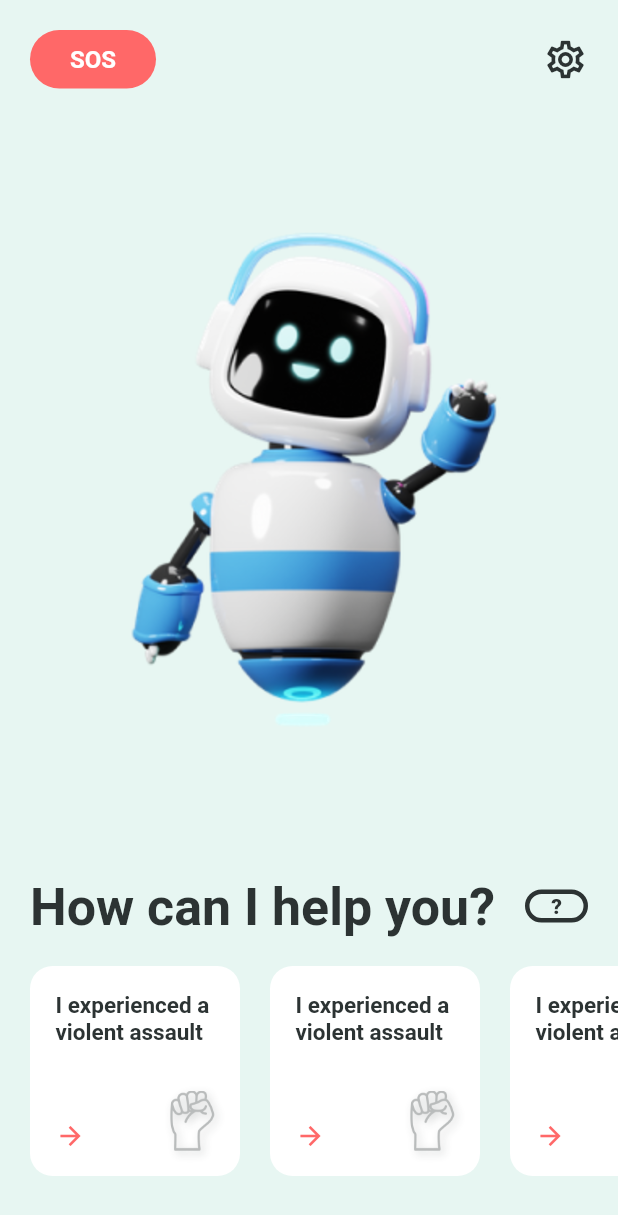
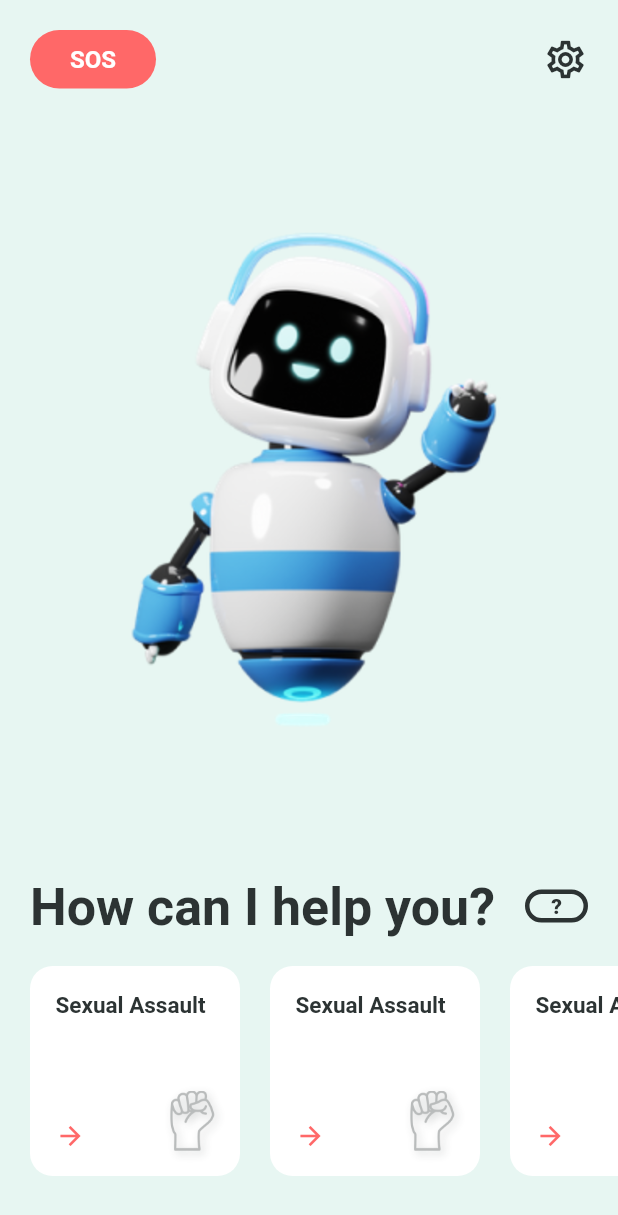
Before and after one commit to leopries/tech_challenge_app, a Flutter app: the screen it shows after launch, on a phone screen of 412 x 824 dp. Shown: the top 1215 px of the screen. Run offline on Flutter 3.47's test engine with Material 2 defaults, Android fonts, the phone set to English and light mode, and no system bars; drawn by our look-alikes of simple_shadow; our stand-ins replace equatable, flutter_bloc, flutter_spinkit, get_it.

Commit message:
update app icons & update chat ui

```diff
--- a/lib/features/chat_bot/domain/tree_data_store.dart
+++ b/lib/features/chat_bot/domain/tree_data_store.dart
@@ -13,4 +13,17 @@ class TreeDataStore {
     return await getRootTreeNode("$jsonExamplesDir/nodes.json",
         "$jsonExamplesDir/decision_options.json");
   }
+
+  static Future<List<TreeNode>> createTreeList() async {
+    String jsonExamplesDir = "../data/tree_data";
+    if (!Directory.current.path.endsWith("/domain")) {
+      jsonExamplesDir = "assets/tree_data";
+    }
+    List<TreeNode> list = await Future.wait([
+      getRootTreeNode("$jsonExamplesDir/sexual_assault/nodes.json",
+          "$jsonExamplesDir/sexual_assault/edges.json"),
+    ]);
+
+    return list;
+  }
 }
--- a/lib/features/home/presentation/widgets/scrollable_option_list.dart
+++ b/lib/features/home/presentation/widgets/scrollable_option_list.dart
@@ -1,9 +1,9 @@
 import 'package:flutter/material.dart';
-import 'package:tech_challenge_app/features/chat_bot/presentation/pages/chat_bot.dart';
 
 import '../../../../core/widgets/option_item.dart';
 import '../../../chat_bot/domain/entities/tree_node.dart';
 import '../../../chat_bot/domain/tree_data_store.dart';
+import '../../../chat_bot/presentation/pages/chat_bot.dart';
 
 class ScrollableOptionList extends StatelessWidget {
   const ScrollableOptionList({Key? key}) : super(key: key);
@@ -13,8 +13,8 @@ class ScrollableOptionList extends StatelessWidget {
     return SizedBox(
       height: 140,
       child: CustomScrollView(scrollDirection: Axis.horizontal, slivers: [
-        FutureBuilder<TreeNode>(
-            future: TreeDataStore.createExemplaryTree(),
+        FutureBuilder<List<TreeNode>>(
+            future: TreeDataStore.createTreeList(),
             builder: (context, snapshot) {
               if (snapshot.connectionState == ConnectionState.done) {
                 return SliverList(
@@ -27,11 +27,11 @@ class ScrollableOptionList extends StatelessWidget {
                       }
                       list.add(OptionItem(
                         imgPath: '',
-                        text: 'I experienced a violent assault',
+                        text: 'Sexual Assault',
                         onTap: (context) =>
                             Navigator.of(context).push(MaterialPageRoute(
                           builder: (context) => ChatBot(
-                            treeNode: snapshot.data!,
+                            treeNode: snapshot.data![0],
                           ),
                         )),
                       ));
```
Also changed, not shown: assets/tree_data/sexual_assault/edges.json (renamed from lib/tree_data/sexual_assault/edges.json, +16 -16 lines), assets/tree_data/sexual_assault/nodes.json (added, +42 -0 lines), lib/features/chat_bot/presentation/bloc/chat_bot_bloc.dart (+18 -5 lines), lib/features/chat_bot/presentation/widgets/chat_widget.dart (+31 -2 lines), lib/features/chat_bot/presentation/widgets/messsage_widget.dart (+21 -3 lines), lib/tree_data/sexual_assault/nodes.json (deleted, +0 -42 lines), pubspec.yaml (+10 -4 lines), assets/images/logo.png (added), 28 other files.
